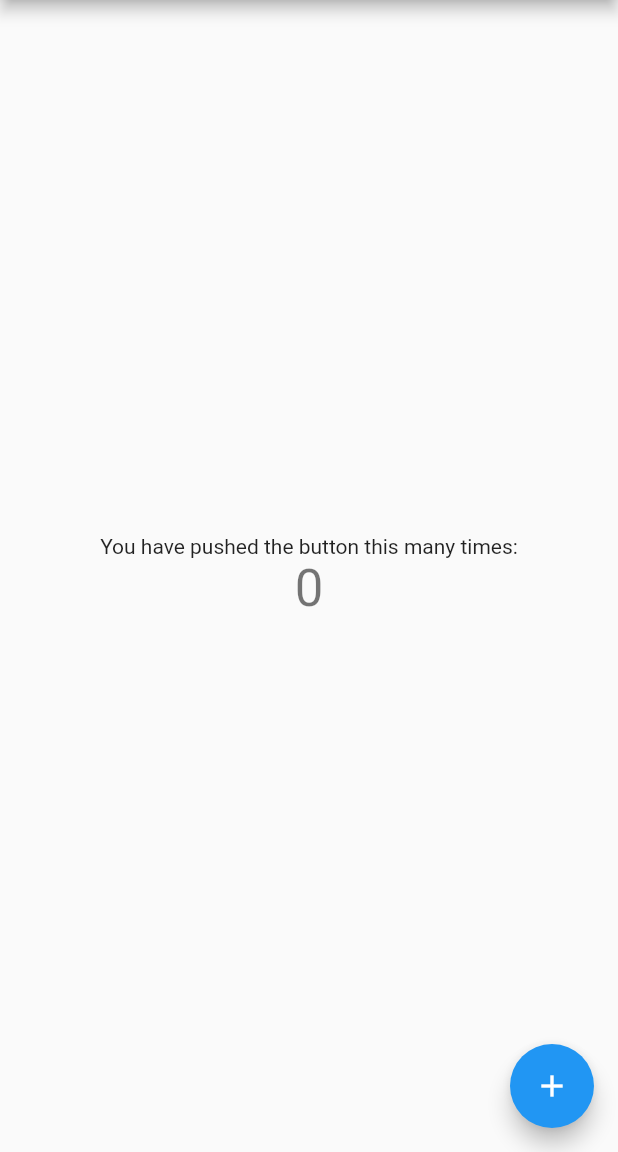
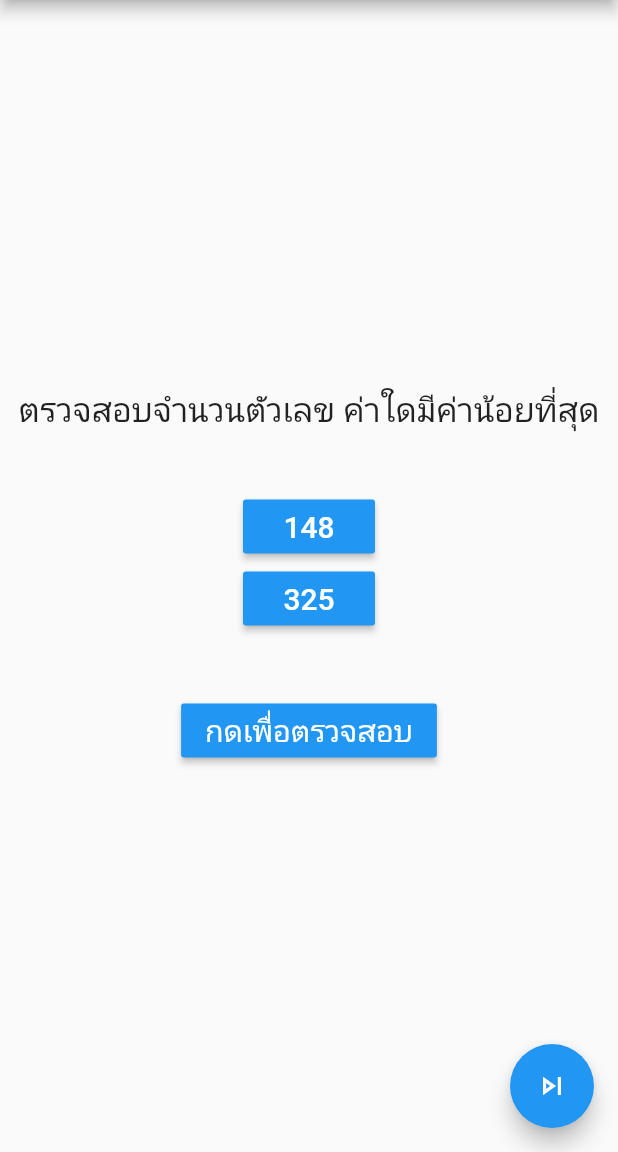
Before and after one commit to Pattaranon/flutter_compare_numeric, a Flutter app: the screen it shows after launch, on a phone screen of 412 x 824 dp, the part 84-1236 px from its top. Run offline on Flutter 3.47's test engine with Material 2 defaults, Android fonts, the phone set to English and light mode, and no system bars.

Commit message:
commit change UI

```diff
--- a/lib/main.dart
+++ b/lib/main.dart
@@ -98,11 +98,28 @@ class _MyHomePageState extends State<MyHomePage> {
           mainAxisAlignment: MainAxisAlignment.center,
           children: <Widget>[
             Text(
-              'You have pushed the button this many times:',
+              'ตรวจสอบจำนวนตัวเลข ค่าใดมีค่าน้อยที่สุด',
+              style: TextStyle(fontSize: 22),
             ),
-            Text(
-              '$_counter',
-              style: Theme.of(context).textTheme.headline4,
+            const SizedBox(height: 40),
+            RaisedButton(
+              onPressed: () {},
+              color: Colors.blue,
+              child: const Text('148',
+                  style: TextStyle(fontSize: 20, color: Colors.white)),
+            ),
+            RaisedButton(
+              onPressed: () {},
+              color: Colors.blue,
+              child: const Text('325',
+                  style: TextStyle(fontSize: 20, color: Colors.white)),
+            ),
+            const SizedBox(height: 40),
+            RaisedButton(
+              onPressed: () {},
+              color: Colors.blue,
+              child: const Text('กดเพื่อตรวจสอบ',
+                  style: TextStyle(fontSize: 20, color: Colors.white)),
             ),
           ],
         ),
@@ -110,7 +127,7 @@ class _MyHomePageState extends State<MyHomePage> {
       floatingActionButton: FloatingActionButton(
         onPressed: _incrementCounter,
         tooltip: 'Increment',
-        child: Icon(Icons.add),
+        child: Icon(Icons.skip_next_outlined),
       ), // This trailing comma makes auto-formatting nicer for build methods.
     );
   }
```
